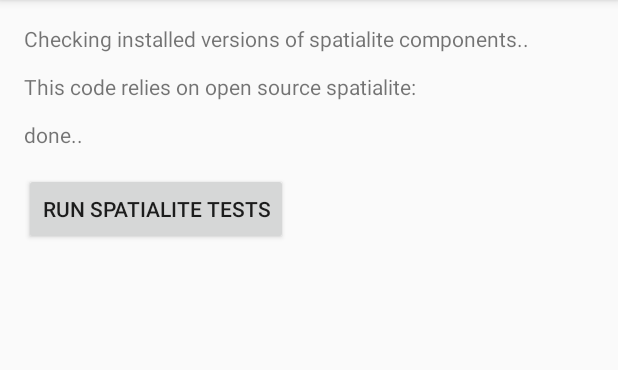
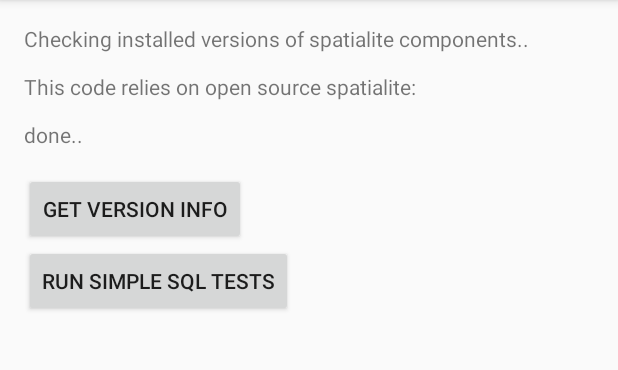
Before and after one commit to kristina-hager/HelloToSpatialite, an Android app: the screen it shows after launch (MainActivity), in the options menu, after a tap on "Settings", on a phone screen of 412 x 824 dp, the part 84-454 px from its top. Run offline under Robolectric (Android 15) with nearby library versions, the phone set to English and light mode, and no system bars; libraries missing offline, so code that uses them is left out: pimp.spatialite_database_driver; 10 statements that could not run were skipped.

Commit message:
adding sample sql query

```diff
--- a/app/src/main/java/pimp/hellotospatialite/GeoDatabaseHandler.java
+++ b/app/src/main/java/pimp/hellotospatialite/GeoDatabaseHandler.java
@@ -4,10 +4,12 @@ import android.content.Context;
 import android.util.Log;
 
 import java.io.File;
+import java.io.FileOutputStream;
 import java.io.IOException;
+import java.io.InputStream;
+import java.io.OutputStream;
 
-import jsqlite.Database;
-import jsqlite.Stmt;
+import jsqlite.*;
 import pimp.spatialite_database_driver.Credits;
 
 /**
@@ -15,7 +17,9 @@ import pimp.spatialite_database_driver.Credits;
  */
 public class GeoDatabaseHandler {
 
-    private static final String TAG_SL = "GEODB_JSQLITE";
+    private static final String TAG = "GEODBH";
+    private static final String TAG_SL = TAG + "_JSQLITE";
+
     //default android path to app database
     public static String DB_PATH = "/data/data/pimp.hellotospatialite/databases";
     //the name of the db, also in res/raw
@@ -24,26 +28,83 @@ public class GeoDatabaseHandler {
     private Database spatialiteDb;
 
 
-    public GeoDatabaseHandler( Context context, StringBuilder sb ) throws IOException {
+    public GeoDatabaseHandler(Context context) throws IOException {
 
-        File storageDir = new File(DB_PATH);
-        File cacheDatabase = new File(storageDir, DB_NAME);
-
+        File cacheDatabase = new File(DB_PATH, DB_NAME);
         if (!cacheDatabase.getParentFile().exists()) {
             File dirDb = cacheDatabase.getParentFile();
+            Log.i(TAG,"making directory: " + cacheDatabase.getParentFile());
             if (!dirDb.mkdir()) {
                 throw new IOException(TAG_SL + "Could not create dirDb: " + dirDb.getAbsolutePath());
             }
         }
+
+        //can only read data from raw or assets, so need to copy database to an internal file for further work
+        //source: http://stackoverflow.com/questions/513084/how-to-ship-an-android-application-with-a-database
+        InputStream inputStream = context.getResources().openRawResource(R.raw.city_districts);
+        copyDatabase(inputStream, DB_PATH + File.separator + DB_NAME);
 
         spatialiteDb = new Database();
         try {
             spatialiteDb.open(cacheDatabase.getAbsolutePath(),
                     jsqlite.Constants.SQLITE_OPEN_READWRITE | jsqlite.Constants.SQLITE_OPEN_CREATE);
         } catch (jsqlite.Exception e) {
-                e.printStackTrace();
                 Log.e(TAG_SL,e.getMessage());
             }
+
+    }
+
+    //It's a good practice to close the database when finished
+    //I'm not sure if one should write a 'finalize' in android
+    //so I added this to call from MainActivity onfinish
+    public void cleanup() {
+        try {
+            spatialiteDb.close();
+        } catch (jsqlite.Exception e) {
+            e.printStackTrace();
+        }
+    }
+
+    private void copyDatabase(InputStream inputStream, String dbFilename) throws IOException {
+
+        OutputStream outputStream = new FileOutputStream(dbFilename);
+
+        byte[] buffer = new byte[1024];
+        int length;
+        while ((length = inputStream.read(buffer)) > 0) {
+            outputStream.write(buffer,0,length);
+        }
+
+        outputStream.flush();
+        outputStream.close();
+        inputStream.close();
+        Log.i(TAG,"Copied database to " + dbFilename);
+    }
+
+    public String queryTableSimple() {
+        StringBuilder stringBuilder = new StringBuilder();
+        stringBuilder.append("query districts table..");
+
+        String query = "SELECT * from districts order by single_mem";
+        stringBuilder.append("Execute query: ").append(query).append("\n");
+
+        try {
+            Stmt stmt = spatialiteDb.prepare(query);
+            int index = 0;
+            while (stmt.step()) {
+                String result = stmt.column_string(0);
+                stringBuilder.append("\t").append(result).append("\n");
+                if (index++ > 10) break;
+            }
+            stringBuilder.append("\t...");
+            stmt.close();
+        } catch (jsqlite.Exception e) {
+            Log.e(TAG_SL,e.getMessage());
+        }
+
+        stringBuilder.append("done\n");
+
+        return stringBuilder.toString();
 
     }
 
@@ -71,6 +132,7 @@ public class GeoDatabaseHandler {
                 stringBuilder.append("\n");
             }
             stringBuilder.append("\n");
+            stmt01.close();
         } catch (jsqlite.Exception e) {
             e.printStackTrace();
         }
@@ -80,6 +142,7 @@ public class GeoDatabaseHandler {
         stringBuilder.append("\n");
 
         stringBuilder.append("done..\n");
+
         return stringBuilder.toString();
     }
 }
--- a/app/src/main/java/pimp/hellotospatialite/MainActivity.java
+++ b/app/src/main/java/pimp/hellotospatialite/MainActivity.java
@@ -11,10 +11,17 @@ import java.io.IOException;
 
 public class MainActivity extends ActionBarActivity {
 
+    private GeoDatabaseHandler gdbHandler;
     @Override
     protected void onCreate(Bundle savedInstanceState) {
         super.onCreate(savedInstanceState);
         setContentView(R.layout.activity_main);
+
+        try {
+            gdbHandler = new GeoDatabaseHandler(this);
+        } catch (IOException e) {
+            e.printStackTrace();
+        }
 
     }
 
@@ -40,19 +47,19 @@ public class MainActivity extends ActionBarActivity {
         return super.onOptionsItemSelected(item);
     }
 
-    public void runTests(View view) {
+    @Override
+    public void onDestroy() {
+        super.onDestroy();
+        gdbHandler.cleanup();
+    }
 
-        StringBuilder sb = new StringBuilder();
-        GeoDatabaseHandler gdbHandler = null;
-        try {
-            gdbHandler = new GeoDatabaseHandler(this, sb);
-        } catch (IOException e) {
-            e.printStackTrace();
-        }
+    public void getVersionInfo(View view) {
+        TextView textView = (TextView) findViewById(R.id.communicate);
+        textView.setText(gdbHandler.showVersionsAndCredits());
+    }
 
-        String foo = gdbHandler.showVersionsAndCredits();
-
+    public void runSimpleTest(View view) {
         TextView textView = (TextView) findViewById(R.id.communicate);
-        textView.setText(foo);
+        textView.setText(gdbHandler.queryTableSimple());
     }
 }
--- a/app/src/main/res/layout/activity_main.xml
+++ b/app/src/main/res/layout/activity_main.xml
@@ -16,12 +16,21 @@
         android:layout_height="wrap_content" />
 
     <Button
+        android:id="@+id/get_versions"
+        android:layout_width="wrap_content"
+        android:layout_height="wrap_content"
+        android:layout_below="@id/communicate"
+        android:onClick="getVersionInfo"
+        android:text="@string/get_version_button"
+        />
+
+    <Button
         android:id="@+id/run_tests"
         android:layout_width="wrap_content"
         android:layout_height="wrap_content"
-        android:layout_below="@id/communicate"
-        android:onClick="runTests"
-        android:text="run spatialite tests"
+        android:layout_below="@id/get_versions"
+        android:onClick="runSimpleTest"
+        android:text="@string/run_simple_test_button"
         />
 
 </RelativeLayout>
--- a/app/src/main/res/values/strings.xml
+++ b/app/src/main/res/values/strings.xml
@@ -3,4 +3,6 @@
 
     <string name="hello_world">Hello world!</string>
     <string name="action_settings">Settings</string>
+    <string name="run_simple_test_button">run simple sql tests</string>
+    <string name="get_version_button">get version info</string>
 </resources>
```
